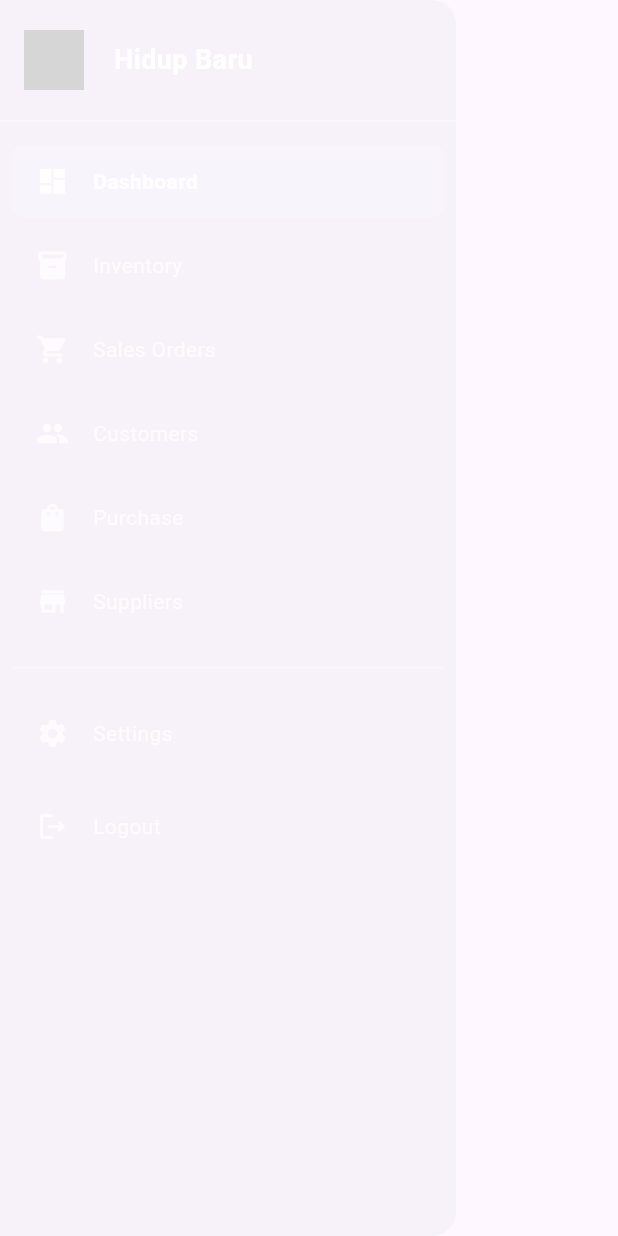
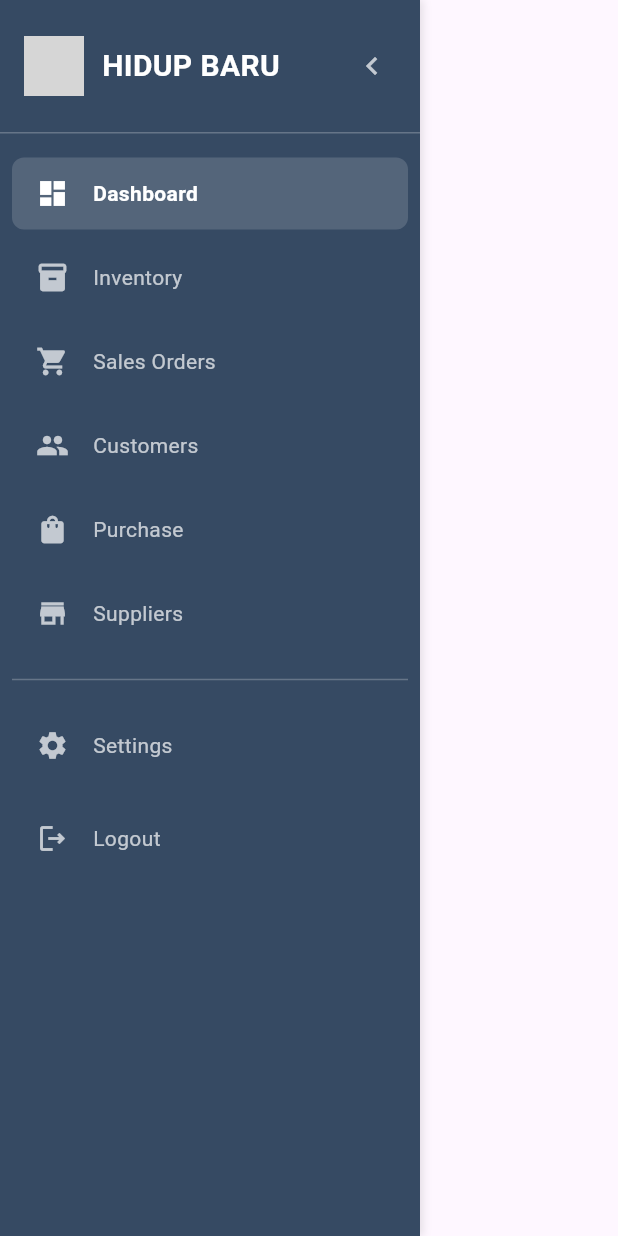
Before and after one commit to dhannie-k/fl_hb_pos, a Flutter app: the Sidebar widget shown alone on an empty page, opened directly, on a phone screen of 412 x 824 dp. Run offline on Flutter 3.47's test engine with Material 3 defaults, Android fonts, the light colour scheme and no system bars; our stand-ins replace equatable, flutter_bloc, go_router, google_sign_in, pdf, printing and 1 more; accounts and stored records are empty; network calls fail; grey boxes are pictures that could not be loaded.

Commit message:
fix: sidebar for android platform
image asset not declared properly causing app not responsive

```diff
--- a/lib/presentation/widgets/sidebar.dart
+++ b/lib/presentation/widgets/sidebar.dart
@@ -1,11 +1,10 @@
 import 'package:flutter/material.dart';
 import 'package:go_router/go_router.dart';
-import 'package:hb_pos_inv/presentation/bloc/auth/auth_bloc.dart';
-import 'package:hb_pos_inv/presentation/bloc/auth/auth_event.dart';
 import 'package:flutter_bloc/flutter_bloc.dart';
+import '../bloc/auth/auth_bloc.dart';
+import '../bloc/auth/auth_event.dart';
 import '../router/route_paths.dart';
 
-// 1. Converted to a StatefulWidget
 class Sidebar extends StatefulWidget {
   const Sidebar({super.key});
 
@@ -18,14 +17,9 @@
 
   @override
   Widget build(BuildContext context) {
-    final bool isMobile = MediaQuery.of(context).size.width < 768;
+    // No more isMobile check needed here. This widget is desktop-only.
     final currentLocation = GoRouterState.of(context).uri.toString();
 
-    if (isMobile) {
-      return Drawer(
-        child: _buildSidebarContent(context, currentLocation, isMobile, false),
-      );
-    } else {
     return AnimatedContainer(
       duration: const Duration(milliseconds: 300),
       curve: Curves.easeInOutCubic,
@@ -40,25 +34,11 @@
           ),
         ],
       ),
-        child: _buildSidebarContent(context, currentLocation, isMobile, _isCollapsed),
-      );
-    }
-  }
-
-  // This parent widget now just provides structure
-  Widget _buildSidebarContent(
-    BuildContext context,
-    String currentLocation,
-    bool isMobile,
-    bool isCollapsed,
-  ) {
-    return Column(
+      child: Column(
         children: [
-        // Pass the state down to the new, rebuilt header
-        _buildHeader(isMobile, isCollapsed),
-
+          // Header
+          _buildHeader(),
           const Divider(color: Colors.white24, height: 1),
-
           // Navigation items
           Expanded(
             child: ListView(
@@ -70,7 +50,6 @@
               title: 'Dashboard',
               path: RoutePaths.dashboard,
               isActive: currentLocation == RoutePaths.dashboard,
-                isCollapsed: isCollapsed,
             ),
             _buildNavItem(
               context: context,
@@ -78,7 +57,6 @@
               title: 'Inventory',
               path: RoutePaths.inventory,
               isActive: currentLocation.startsWith('/inventory'),
-                isCollapsed: isCollapsed,
             ),
             _buildNavItem(
               context: context,
@@ -86,8 +64,6 @@
               title: 'Sales Orders',
               path: RoutePaths.sales,
               isActive: currentLocation.startsWith('/sales'),
-                //isMobile: isMobile,
-                isCollapsed: isCollapsed, // Pass state
             ),
             _buildNavItem(
               context: context,
@@ -95,8 +71,6 @@
               title: 'Customers',
               path: RoutePaths.customers,
               isActive: currentLocation.startsWith('/customers'),
-                //isMobile: isMobile,
-                isCollapsed: isCollapsed, // Pass state
             ),
             _buildNavItem(
               context: context,
@@ -104,8 +78,6 @@
               title: 'Purchase',
               path: RoutePaths.purchases,
               isActive: currentLocation.startsWith('/purchases'),
-                //isMobile: isMobile,
-                isCollapsed: isCollapsed, // Pass state
             ),
             _buildNavItem(
               context: context,
@@ -113,8 +85,6 @@
               title: 'Suppliers',
               path: RoutePaths.suppliers,
               isActive: currentLocation.startsWith('/suppliers'),
-                //isMobile: isMobile,
-                isCollapsed: isCollapsed, // Pass state
             ),
             const Divider(color: Colors.white24, height: 32),
             _buildNavItem(
@@ -123,189 +93,122 @@
               title: 'Settings',
               path: RoutePaths.settings,
               isActive: currentLocation.startsWith('/settings'),
-                //isMobile: isMobile,
-                isCollapsed: isCollapsed, // Pass state
             ),
             const SizedBox(height: 6),
             // Logout button
-              isCollapsed
+            _isCollapsed
                 ? IconButton(
-                      onPressed: () => context.read<AuthBloc>().add(AuthSignOutRequested()),
-                      icon: const Icon(Icons.logout_outlined, color: Colors.white70),
+                    onPressed: () =>
+                        context.read<AuthBloc>().add(AuthSignOutRequested()),
+                    icon: const Icon(
+                      Icons.logout_outlined,
+                      color: Colors.white70,
+                    ),
                   )
                 : _buildNavItem(
                     context: context,
                     icon: Icons.logout_outlined,
                     title: 'Logout',
                     path: '', // No path needed, handled by onTap
-                      onTap: () => context.read<AuthBloc>().add(AuthSignOutRequested()),
+                    onTap: () =>
+                        context.read<AuthBloc>().add(AuthSignOutRequested()),
                     isActive: false,
-                      //isMobile: isMobile,
-                      isCollapsed: isCollapsed,
                   ),
-              // ... add all your other _buildNavItem calls here
               ],
             ),
           ),
         ],
+      ),
     );
   }
 
-  // === HEADER: REBUILT WITH STACK FOR FLAWLESS ANIMATION ===
-  Widget _buildHeader(bool isMobile, bool isCollapsed) {
-  return Column(
-    mainAxisSize: MainAxisSize.min,
+  // ** HEADER FIX: Use AnimatedSwitcher for clean layout swapping **
+  Widget _buildHeader() {
+    return AnimatedSwitcher(
+      duration: const Duration(milliseconds: 300),
+      transitionBuilder: (child, animation) => FadeTransition(opacity: animation, child: child),
+      child: _isCollapsed
+          // COLLAPSED: A Column to place the icon underneath
+          ? Container(
+              key: const ValueKey('collapsed'),
+              padding: const EdgeInsets.symmetric(vertical: 24),
+              child: Column(
                 children: [
-      // Header logo section
-      Container(
-        height: 80,
-        width: double.infinity,
-        padding: const EdgeInsets.symmetric(horizontal: 16),
-        child: Stack(
+                  Image.asset('assets/images/logo4.png', width: 40),
+                  const SizedBox(height: 12),
+                  IconButton(
+                    onPressed: () => setState(() => _isCollapsed = false),
+                    icon: const Icon(Icons.chevron_right, color: Colors.white70),
+                  ),
+                ],
+              ),
+            )
+          // EXPANDED: A Row for the full header
+          : Container(
+              key: const ValueKey('expanded'),
+              padding: const EdgeInsets.fromLTRB(16, 20, 8, 20),
+              child: Row(
                 children: [
-            // Logo
-            AnimatedAlign(
-              duration: const Duration(milliseconds: 300),
-              curve: Curves.easeInOutCubic,
-              alignment: isCollapsed ? Alignment.center : Alignment.centerLeft,
-              child: Image.asset('images/logo4.png', width: 40),
-            ),
-
-            // Title text
-            AnimatedPositioned(
-              duration: const Duration(milliseconds: 300),
-              curve: Curves.easeInOutCubic,
-              left: isCollapsed ? 90 : 60,
-              top: 0,
-              bottom: 0,
-              child: AnimatedOpacity(
-                duration: const Duration(milliseconds: 200),
-                opacity: isCollapsed ? 0.0 : 1.0,
-                child: IgnorePointer(
-                  ignoring: isCollapsed,
-                  child: Center(
+                  Image.asset('images/logo4.png', width: 40),
+                  const SizedBox(width: 12),
+                  const Expanded(
                     child: Text(
-                      'Hidup Baru',
-                      style: const TextStyle(
-                        color: Colors.white,
-                        fontSize: 18,
-                        fontWeight: FontWeight.w600,
-                      ),
+                      'HIDUP BARU',
+                      style: TextStyle(color: Colors.white, fontSize: 20, fontWeight: FontWeight.w600),
                       maxLines: 1,
                     ),
                   ),
-                ),
-              ),
+                  IconButton(
+                    onPressed: () => setState(() => _isCollapsed = true),
+                    icon: const Icon(Icons.chevron_left, color: Colors.white70),
                   ),
                 ],
               ),
             ),
-
-      // Chevron toggle section
-      if (!isMobile)
-        AnimatedContainer(
-          duration: const Duration(milliseconds: 300),
-          curve: Curves.easeInOutCubic,
-          height: isCollapsed ? 40 : 0, // visible only when collapsed
-          child: isCollapsed
-              ? IconButton(
-                  onPressed: () {
-                    setState(() {
-                      _isCollapsed = !_isCollapsed;
-                    });
-                  },
-                  icon: AnimatedSwitcher(
-                    duration: const Duration(milliseconds: 200),
-                    transitionBuilder: (child, animation) =>
-                        ScaleTransition(scale: animation, child: child),
-                    child: Icon(
-                      isCollapsed ? Icons.chevron_right : Icons.chevron_left,
-                      key: ValueKey<bool>(isCollapsed),
-                      color: Colors.white70,
-                    ),
-                  ),
-                )
-              : const SizedBox.shrink(),
-        ),
-
-      // Chevron for expanded state (stays aligned right)
-      if (!isMobile && !isCollapsed)
-        Align(
-          alignment: Alignment.centerRight,
-          child: IconButton(
-            onPressed: () {
-              setState(() {
-                _isCollapsed = !_isCollapsed;
-              });
-            },
-            icon: AnimatedSwitcher(
-              duration: const Duration(milliseconds: 200),
-              transitionBuilder: (child, animation) =>
-                  ScaleTransition(scale: animation, child: child),
-              child: Icon(
-                isCollapsed ? Icons.chevron_right : Icons.chevron_left,
-                key: ValueKey<bool>(isCollapsed),
-                color: Colors.white70,
-              ),
-            ),
-          ),
-        ),
-    ],
     );
   }
 
-  // === NAV ITEM: REBUILT WITH CLIPRECT FOR ANIMATION-SAFE LAYOUT ===
+  // ** NAV ITEM: Simplified for desktop only **
   Widget _buildNavItem({
     required BuildContext context,
     required IconData icon,
     required String title,
-    required String path,
+    String? path,
     required bool isActive,
-    required bool isCollapsed,
     VoidCallback? onTap,
   }) {
-    final Color color = isActive ? Colors.white : Colors.white70;
-
+    final color = isActive ? Colors.white : Colors.white70;
     return Container(
       margin: const EdgeInsets.symmetric(vertical: 4),
       decoration: BoxDecoration(
         borderRadius: BorderRadius.circular(8),
-        color: isActive ? Colors.white.withValues(alpha: 0.15) : null,
+        color: isActive ? Colors.white.withValues(alpha:0.15) : null,
       ),
       child: Tooltip(
-        message: isCollapsed ? title : '',
+        message: _isCollapsed ? title : '',
         child: InkWell(
-          onTap: onTap ?? () => context.go(path),
+          onTap: onTap ?? () => context.go(path!),
           borderRadius: BorderRadius.circular(8),
           child: SizedBox(
             height: 48,
             child: Row(
-              mainAxisAlignment: isCollapsed ? MainAxisAlignment.center : MainAxisAlignment.start,
+              mainAxisAlignment: _isCollapsed ? MainAxisAlignment.center : MainAxisAlignment.start,
               children: [
-                // Use padding to control icon position instead of changing the whole Row alignment
-                SizedBox(width: isCollapsed ? 0 : 16),
+                SizedBox(width: _isCollapsed ? 0 : 16),
                 Icon(icon, color: color, size: 22),
+                if (!_isCollapsed) ...[
                   const SizedBox(width: 16),
-                // 1. Expanded, ClipRect, and AnimatedOpacity work together
-                if (!isCollapsed)
                   Expanded(
-                    child: ClipRect( // The key to preventing overflow during animation
-                      child: AnimatedOpacity(
-                        opacity: isCollapsed ? 0.0 : 1.0,
-                        duration: const Duration(milliseconds: 200),
                     child: Text(
                       title,
                       style: TextStyle(
                         color: color,
                         fontWeight: isActive ? FontWeight.w600 : FontWeight.normal,
-                            fontSize: 14,
                       ),
                       maxLines: 1,
-                          overflow: TextOverflow.clip, // Must be clip
                     ),
                   ),
-                    ),
-                  ),
+                ],
               ],
             ),
           ),
--- a/pubspec.yaml
+++ b/pubspec.yaml
@@ -43,4 +43,4 @@
 flutter:
   uses-material-design: true
   assets:
-    - assets/images/
+  - assets/images/
```
Also changed, not shown: lib/presentation/pages/main_layout.dart (+7 -5 lines), lib/presentation/widgets/mobile_drawer.dart (added, +140 -0 lines). Lines whose indentation alone changed are shown as unchanged.
